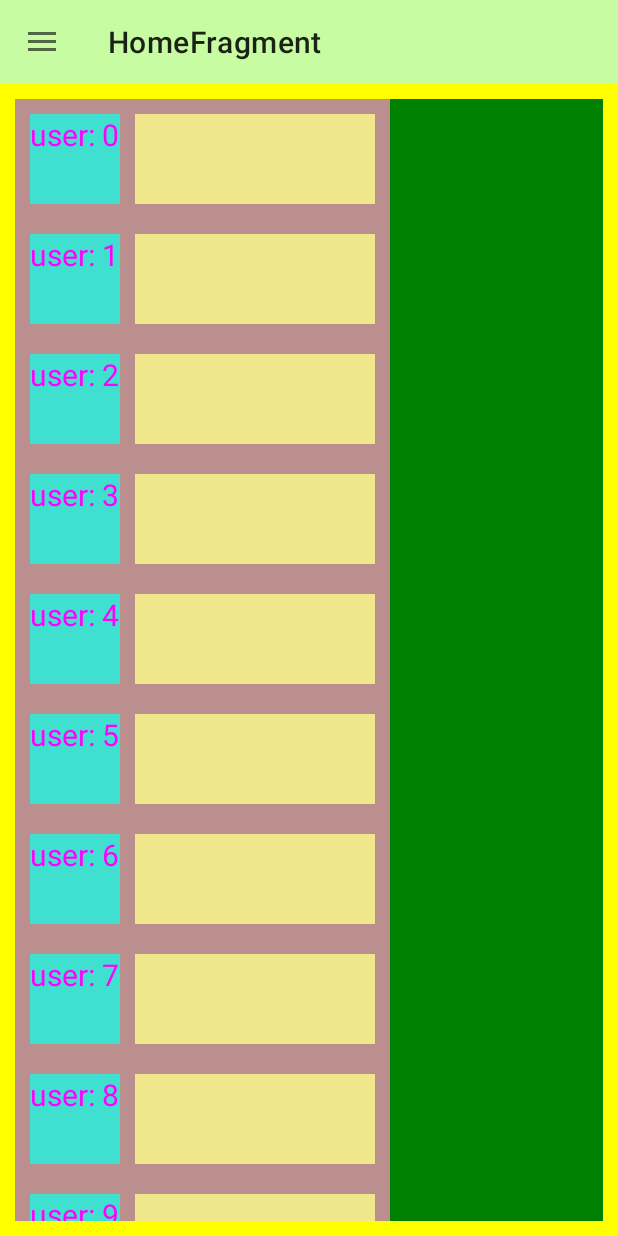
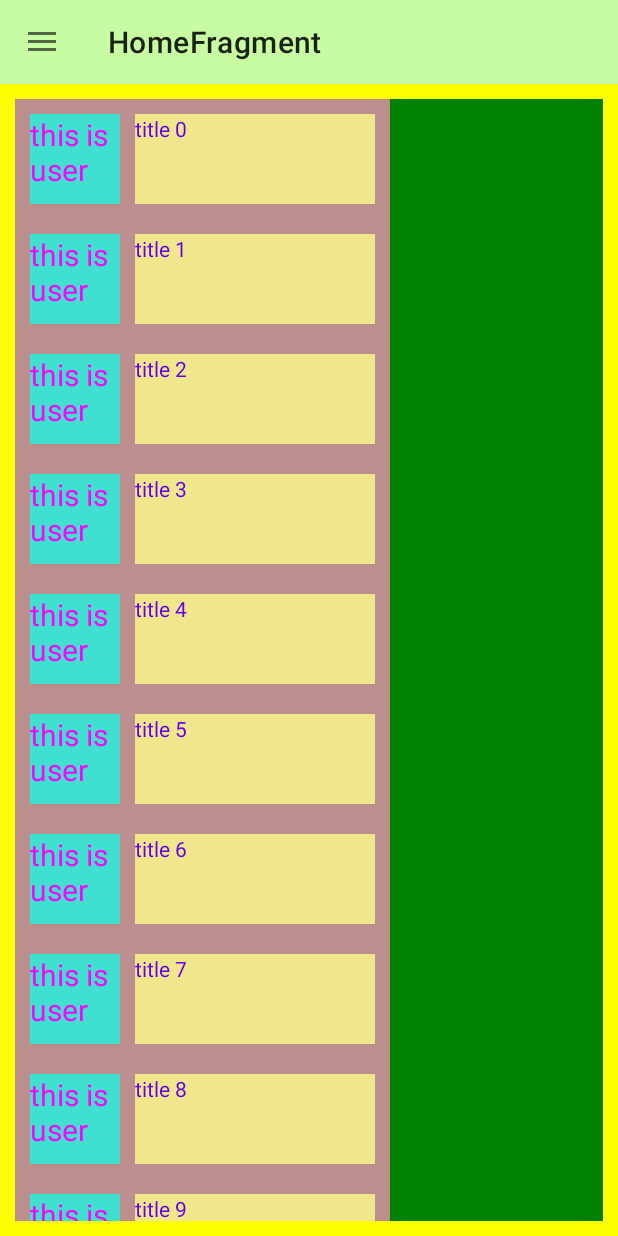
Before and after one commit to maxyou/purebbs-android, an Android app: the screen it shows after launch (MainActivity), on a phone screen of 412 x 824 dp. Run offline under Robolectric (Android 15) with nearby library versions, the phone set to English and light mode, and no system bars; our stand-ins replace data binding, navigation-ui.

Commit message:
binding view holder, title shows

```diff
--- a/app/src/main/java/com/maxproj/purebbs/home/PostAdapter.kt
+++ b/app/src/main/java/com/maxproj/purebbs/home/PostAdapter.kt
@@ -10,7 +10,7 @@ import com.maxproj.purebbs.R
 import com.maxproj.purebbs.database.PostBrief
 import com.maxproj.purebbs.databinding.PostItemViewBinding
 
-class PostAdapter : RecyclerView.Adapter<PostBriefItemViewHolder>() {
+class PostAdapter : RecyclerView.Adapter<PostAdapter.PostBriefItemViewHolder>() {
     var data =  listOf<PostBrief>()
         set(value) {
             Log.d("PureBBS", "adapter post data: $value")
@@ -26,7 +26,8 @@ class PostAdapter : RecyclerView.Adapter<PostBriefItemViewHolder>() {
     override fun onBindViewHolder(holder: PostBriefItemViewHolder, position: Int) {
         val item = data[position]
         Log.d("PureBBS", "adapter onBindViewHolder item: $item")
-        holder.user.text = item.user
+        holder.bind(item)
+//        holder.user.text = item.user
 //        holder.title.text = item.postTitle
         Log.d("PureBBS", "adapter onBindViewHolder: $position")
     }
@@ -38,16 +39,21 @@ class PostAdapter : RecyclerView.Adapter<PostBriefItemViewHolder>() {
 //        val layoutInflater = LayoutInflater.from(parent.context)
 //        val view = layoutInflater
 //            .inflate(R.layout.post_item_view, parent, false)// as TextView
-        return PostBriefItemViewHolder(binding.root)
-    }
+        return PostBriefItemViewHolder(binding)
     }
 
-class PostBriefItemViewHolder(view: View): RecyclerView.ViewHolder(view){
-    var user:TextView
+    class PostBriefItemViewHolder(val binding: PostItemViewBinding ): RecyclerView.ViewHolder(binding.root){
+
+        fun bind(item:PostBrief){
+            binding.item = item
+        }
+
+//        var user:TextView
 //    var title:TextView
 
         init {
-        user = view.findViewById(R.id.user)
+//            user = view.findViewById(R.id.user)
 //        title = view.findViewById(R.id.title)
         }
     }
+}
--- a/app/src/main/res/layout/post_item_view.xml
+++ b/app/src/main/res/layout/post_item_view.xml
@@ -7,6 +7,9 @@
         <variable
             name="viewmodel"
             type="com.maxproj.purebbs.home.HomeViewModel" />
+        <variable
+            name="item"
+            type="com.maxproj.purebbs.database.PostBrief" />
     </data>
 
     <androidx.constraintlayout.widget.ConstraintLayout
@@ -37,7 +40,7 @@
             android:layout_width="160dp"
             android:layout_height="60dp"
             android:layout_margin="10dp"
-            android:text="@{viewmodel.itemFlag}"
+            android:text="@{item.postTitle}"
             app:layout_constraintBottom_toBottomOf="@id/post_item"
             app:layout_constraintEnd_toEndOf="@id/post_item"
             app:layout_constraintStart_toEndOf="@id/user"
```
Lines whose indentation alone changed are shown as unchanged.
